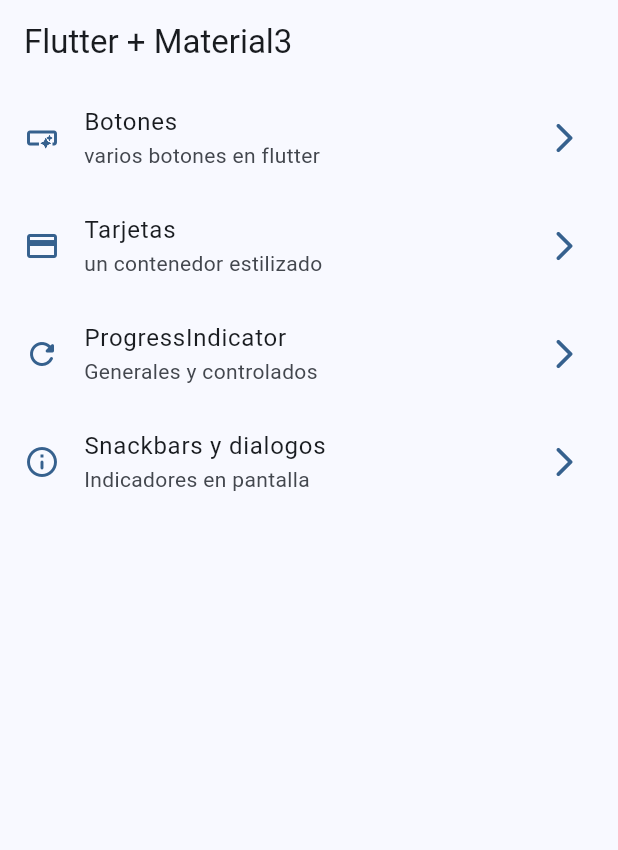
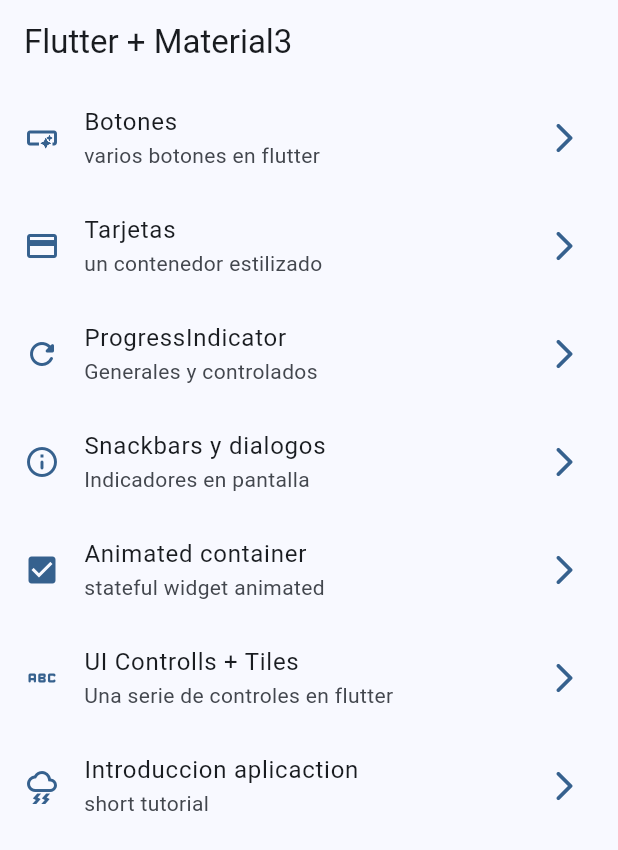
Before and after one commit to CanulMena/custom_widgets, a Flutter app: the screen it shows after launch, on a phone screen of 412 x 824 dp. Shown: the top 850 px of the screen. Run offline on Flutter 3.47's test engine with Material 3 defaults, Android fonts, the phone set to English and light mode, and no system bars; our stand-ins replace go_router.

Commit message:
animated and  ui controlls screen finished

```diff
--- a/lib/config/menu/menu_item.dart
+++ b/lib/config/menu/menu_item.dart
@@ -41,5 +41,23 @@ MenuItem(
   link: '/snackbars',
   icon: Icons.info_outline_rounded
   ),
+MenuItem(
+  title: 'Animated container',
+  subTitle: 'stateful widget animated',
+  link: '/animateds',
+  icon: Icons.check_box
+  ),
+MenuItem(
+  title: 'UI Controlls + Tiles',
+  subTitle: 'Una serie de controles en flutter',
+  link: '/ui-controls',
+  icon: Icons.abc_rounded
+  ),
+MenuItem(
+  title: 'Introduccion aplicaction',
+  subTitle: 'short tutorial',
+  link: '/tutorials',
+  icon: Icons.thunderstorm_outlined
+  ),
 
 ];
--- a/lib/config/router/app_router.dart
+++ b/lib/config/router/app_router.dart
@@ -31,5 +31,19 @@ final GoRouter router = GoRouter(
       builder: (BuildContext context, GoRouterState state) => const SnackbarScreen()
     ),
 
+    GoRoute(
+      path: '/animateds',
+      builder: (BuildContext context, GoRouterState state) => const AnimatesScreen()
+    ),
+
+    GoRoute(
+      path: '/ui-controls',
+      builder: (BuildContext context, GoRouterState state) => const UiControllsScreen()
+    ),
+
+    GoRoute(
+      path: '/tutorials',
+      builder: (BuildContext context, GoRouterState state) => const AppTutorialScreen()
+    ),
   ],
 );
--- a/lib/main.dart
+++ b/lib/main.dart
@@ -16,7 +16,6 @@ class MainApp extends StatelessWidget {
       debugShowCheckedModeBanner: false,
       theme: AppTheme(selectedColor: 1).getTheme(),
       routerConfig: router,
-      // home: const HomeScreen( )
     );
   }
 }
--- a/lib/presentation/screens/app_tutorial/app_tutorial_screen.dart
+++ b/lib/presentation/screens/app_tutorial/app_tutorial_screen.dart
@@ -8,6 +8,10 @@ class AppTutorialScreen extends StatelessWidget {
 
   @override
   Widget build(BuildContext context) {
-    return Container();
+    return Scaffold(
+      appBar: AppBar(
+        title: const Text('AppScreen'),
+      ),
+    );
   }
 }
--- a/lib/presentation/screens/snackbar/snackbar_screen.dart
+++ b/lib/presentation/screens/snackbar/snackbar_screen.dart
@@ -23,7 +23,7 @@ class SnackbarScreen extends StatelessWidget {
   }
 
 void openDialog(BuildContext context) {
-  showDialog(
+  showDialog( //*showDialog personalizado
     barrierDismissible: false,
     context: context,
     builder: (context) {
```
Also changed, not shown: lib/presentation/screens/animated/animated_screen.dart (+51 -2 lines), lib/presentation/screens/ui_controlls/ui_controlls_screen.dart (+52 -2 lines), assets/Images/1.png (added), assets/Images/2.png (added), assets/Images/3.png (added), assets/Images/jar-loading.gif (added).
